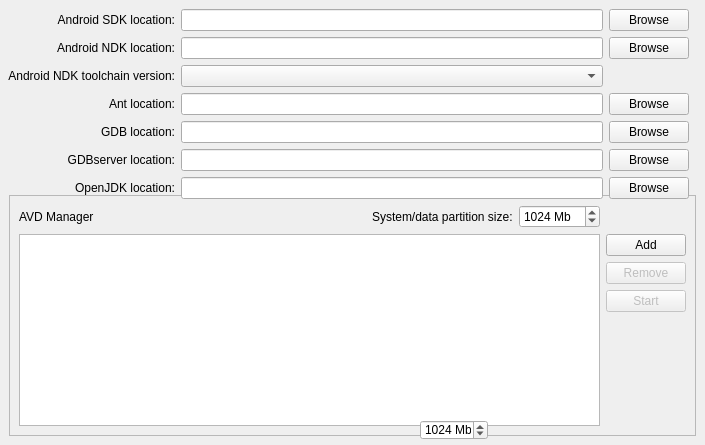
Old version of the form src/plugins/qt4projectmanager/qt-android/androidsettingswidget.ui in the repository KDE/android-qt-creator.
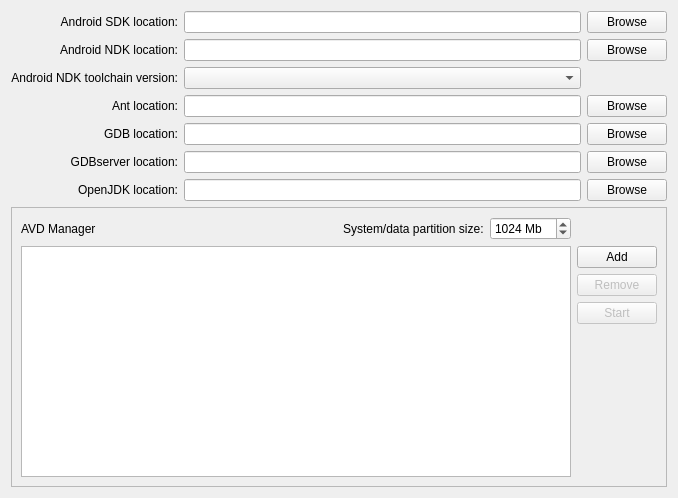
New version of the form.

```diff
--- a/src/plugins/qt4projectmanager/qt-android/androidsettingswidget.ui
+++ b/src/plugins/qt4projectmanager/qt-android/androidsettingswidget.ui
@@ -6,159 +6,15 @@
    <rect>
     <x>0</x>
     <y>0</y>
-    <width>705</width>
-    <height>445</height>
+    <width>678</width>
+    <height>498</height>
    </rect>
   </property>
   <property name="windowTitle">
    <string>Android Configuration</string>
   </property>
-  <widget class="QFrame" name="AVDManagerFrame">
-   <property name="geometry">
-    <rect>
-     <x>9</x>
-     <y>195</y>
-     <width>687</width>
-     <height>241</height>
-    </rect>
-   </property>
-   <property name="frameShape">
-    <enum>QFrame::StyledPanel</enum>
-   </property>
-   <property name="frameShadow">
-    <enum>QFrame::Raised</enum>
-   </property>
-   <layout class="QGridLayout" name="gridLayout">
-    <item row="0" column="0">
-     <layout class="QHBoxLayout" name="horizontalLayout">
+  <layout class="QVBoxLayout" name="verticalLayout">
       <item>
-       <widget class="QLabel" name="AVDManagerLabel">
-        <property name="text">
-         <string>AVD Manager</string>
-        </property>
-       </widget>
-      </item>
-      <item>
-       <spacer name="horizontalSpacer">
-        <property name="orientation">
-         <enum>Qt::Horizontal</enum>
-        </property>
-        <property name="sizeHint" stdset="0">
-         <size>
-          <width>40</width>
-          <height>20</height>
-         </size>
-        </property>
-       </spacer>
-      </item>
-      <item>
-       <widget class="QLabel" name="DataPartitionSizeLable">
-        <property name="text">
-         <string>System/data partition size:</string>
-        </property>
-       </widget>
-      </item>
-      <item>
-       <widget class="QSpinBox" name="DataPartitionSizeSpinBox">
-        <property name="suffix">
-         <string> Mb</string>
-        </property>
-        <property name="maximum">
-         <number>99999</number>
-        </property>
-        <property name="value">
-         <number>1024</number>
-        </property>
-       </widget>
-      </item>
-     </layout>
-    </item>
-    <item row="1" column="0" rowspan="4">
-     <widget class="QTableView" name="AVDTableView">
-      <property name="selectionMode">
-       <enum>QAbstractItemView::SingleSelection</enum>
-      </property>
-      <property name="selectionBehavior">
-       <enum>QAbstractItemView::SelectRows</enum>
-      </property>
-      <property name="textElideMode">
-       <enum>Qt::ElideMiddle</enum>
-      </property>
-      <attribute name="verticalHeaderVisible">
-       <bool>false</bool>
-      </attribute>
-     </widget>
-    </item>
-    <item row="1" column="1">
-     <widget class="QPushButton" name="AVDAddPushButton">
-      <property name="text">
-       <string>Add</string>
-      </property>
-     </widget>
-    </item>
-    <item row="2" column="1">
-     <widget class="QPushButton" name="AVDRemovePushButton">
-      <property name="enabled">
-       <bool>false</bool>
-      </property>
-      <property name="text">
-       <string>Remove</string>
-      </property>
-     </widget>
-    </item>
-    <item row="3" column="1">
-     <widget class="QPushButton" name="AVDStartPushButton">
-      <property name="enabled">
-       <bool>false</bool>
-      </property>
-      <property name="text">
-       <string>Start</string>
-      </property>
-     </widget>
-    </item>
-    <item row="4" column="1">
-     <spacer name="verticalSpacer">
-      <property name="orientation">
-       <enum>Qt::Vertical</enum>
-      </property>
-      <property name="sizeHint" stdset="0">
-       <size>
-        <width>20</width>
-        <height>129</height>
-       </size>
-      </property>
-     </spacer>
-    </item>
-   </layout>
-  </widget>
-  <widget class="QSpinBox" name="DataPartitionSizeSpinBox_2">
-   <property name="geometry">
-    <rect>
-     <x>420</x>
-     <y>420</y>
-     <width>68</width>
-     <height>20</height>
-    </rect>
-   </property>
-   <property name="suffix">
-    <string> Mb</string>
-   </property>
-   <property name="maximum">
-    <number>99999</number>
-   </property>
-   <property name="value">
-    <number>1024</number>
-   </property>
-  </widget>
-  <widget class="QWidget" name="">
-   <property name="geometry">
-    <rect>
-     <x>8</x>
-     <y>9</y>
-     <width>681</width>
-     <height>196</height>
-    </rect>
-   </property>
    <layout class="QGridLayout" name="gridLayout_2">
     <item row="0" column="0">
      <widget class="QLabel" name="SDKLocationLabel">
@@ -294,7 +150,120 @@
      </widget>
     </item>
    </layout>
-  </widget>
+   </item>
+   <item>
+    <widget class="QFrame" name="AVDManagerFrame">
+     <property name="frameShape">
+      <enum>QFrame::StyledPanel</enum>
+     </property>
+     <property name="frameShadow">
+      <enum>QFrame::Raised</enum>
+     </property>
+     <layout class="QGridLayout" name="gridLayout">
+      <item row="0" column="0">
+       <layout class="QHBoxLayout" name="horizontalLayout">
+        <item>
+         <widget class="QLabel" name="AVDManagerLabel">
+          <property name="text">
+           <string>AVD Manager</string>
+          </property>
+         </widget>
+        </item>
+        <item>
+         <spacer name="horizontalSpacer">
+          <property name="orientation">
+           <enum>Qt::Horizontal</enum>
+          </property>
+          <property name="sizeHint" stdset="0">
+           <size>
+            <width>40</width>
+            <height>20</height>
+           </size>
+          </property>
+         </spacer>
+        </item>
+        <item>
+         <widget class="QLabel" name="DataPartitionSizeLable">
+          <property name="text">
+           <string>System/data partition size:</string>
+          </property>
+         </widget>
+        </item>
+        <item>
+         <widget class="QSpinBox" name="DataPartitionSizeSpinBox">
+          <property name="suffix">
+           <string> Mb</string>
+          </property>
+          <property name="maximum">
+           <number>99999</number>
+          </property>
+          <property name="value">
+           <number>1024</number>
+          </property>
+         </widget>
+        </item>
+       </layout>
+      </item>
+      <item row="1" column="0" rowspan="4">
+       <widget class="QTableView" name="AVDTableView">
+        <property name="selectionMode">
+         <enum>QAbstractItemView::SingleSelection</enum>
+        </property>
+        <property name="selectionBehavior">
+         <enum>QAbstractItemView::SelectRows</enum>
+        </property>
+        <property name="textElideMode">
+         <enum>Qt::ElideMiddle</enum>
+        </property>
+        <attribute name="verticalHeaderVisible">
+         <bool>false</bool>
+        </attribute>
+       </widget>
+      </item>
+      <item row="1" column="1">
+       <widget class="QPushButton" name="AVDAddPushButton">
+        <property name="text">
+         <string>Add</string>
+        </property>
+       </widget>
+      </item>
+      <item row="2" column="1">
+       <widget class="QPushButton" name="AVDRemovePushButton">
+        <property name="enabled">
+         <bool>false</bool>
+        </property>
+        <property name="text">
+         <string>Remove</string>
+        </property>
+       </widget>
+      </item>
+      <item row="3" column="1">
+       <widget class="QPushButton" name="AVDStartPushButton">
+        <property name="enabled">
+         <bool>false</bool>
+        </property>
+        <property name="text">
+         <string>Start</string>
+        </property>
+       </widget>
+      </item>
+      <item row="4" column="1">
+       <spacer name="verticalSpacer">
+        <property name="orientation">
+         <enum>Qt::Vertical</enum>
+        </property>
+        <property name="sizeHint" stdset="0">
+         <size>
+          <width>20</width>
+          <height>129</height>
+         </size>
+        </property>
+       </spacer>
+      </item>
+     </layout>
+    </widget>
+   </item>
+  </layout>
  </widget>
  <resources/>
  <connections>
```
Lines whose indentation alone changed are shown as unchanged.
